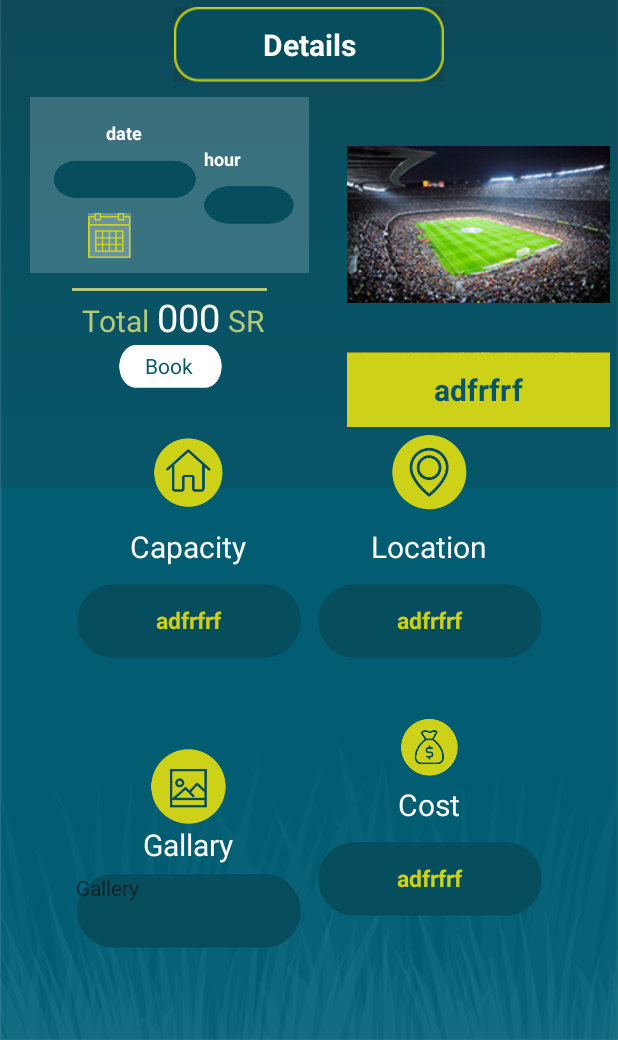
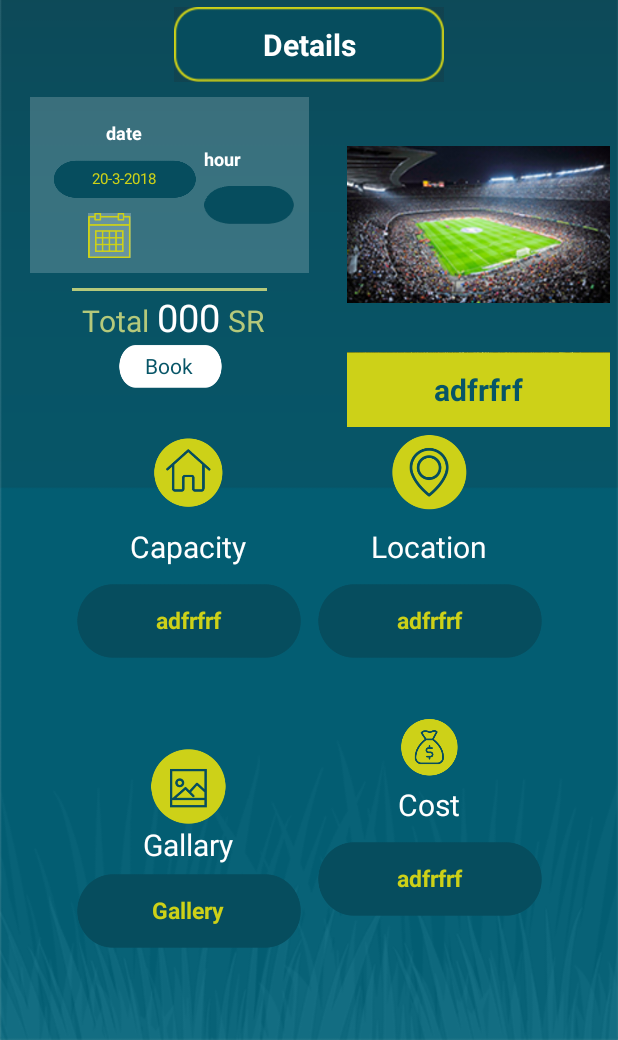
Before and after one commit to AsmaaMohamed81/Marmaend, an Android app: the layout activity_detail.xml on its own in the app's theme, with its tools: preview values and no code run, on a phone screen of 412 x 824 dp, the part 196-1236 px from its top. Run offline under Robolectric (Android 15) with nearby library versions, the phone set to English and light mode, and no system bars.

Commit message:
init comment

```diff
--- a/app/src/main/res/layout/activity_detail.xml
+++ b/app/src/main/res/layout/activity_detail.xml
@@ -109,9 +109,13 @@
                             android:layout_marginRight="5dp"
                             android:layout_weight="3"
                             android:layout_marginBottom="10dp"
+                            android:paddingRight="3dp"
+                            android:paddingLeft="3dp"
+                            android:textSize="10dp"
 
                             android:background="@drawable/backkk"
                             android:gravity="center"
+                            android:text="20-3-2018"
                             android:textColor="@color/text" />
 
                         <ImageView
@@ -319,6 +323,11 @@
                     android:text="@string/album"
 
                     android:layout_margin="5dp"
+
+                    android:gravity="center"
+                    android:textColor="@color/text"
+                    android:textSize="15dp"
+                    android:textStyle="bold"
                     />
             </LinearLayout>
 
```
